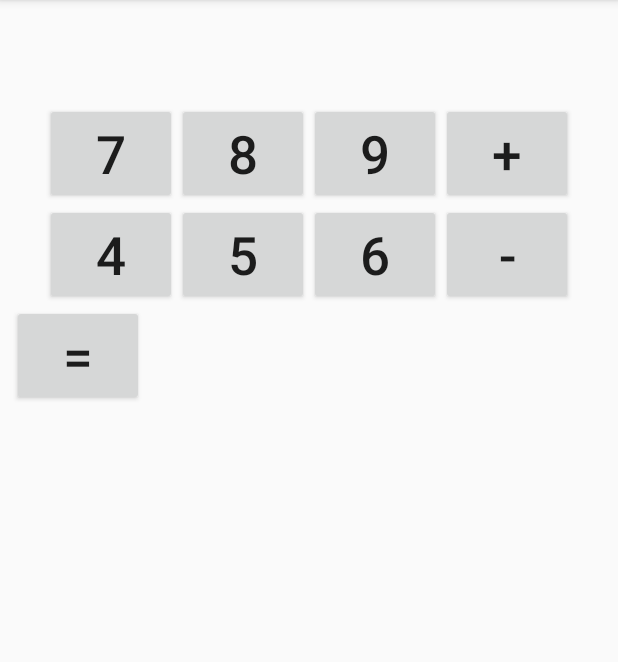
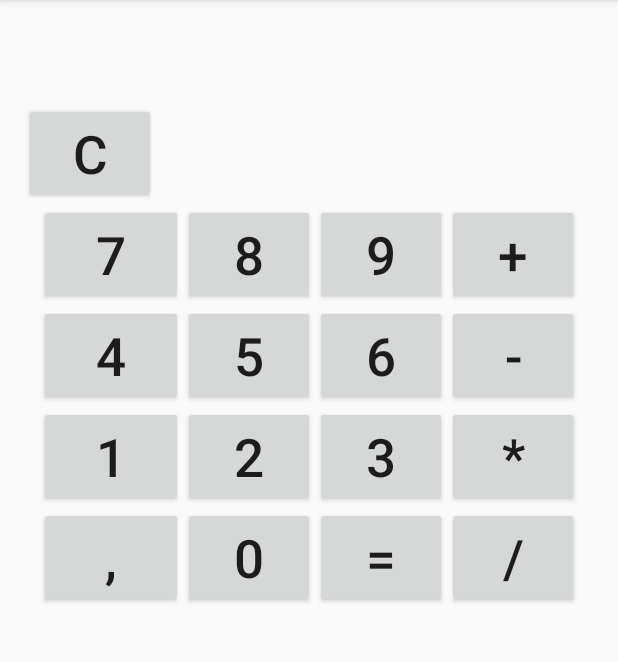
Before and after one commit to alexandergf/Calculator, an Android app: the screen it shows after launch (CalculatorActivity), on a phone screen of 412 x 824 dp, the part 84-746 px from its top. Run offline under Robolectric (Android 15) with nearby library versions, the phone set to English and light mode, and no system bars.

Commit message:
Calculadora acabada : funciona el boton de C, el de igual y el resto de botones que faltaba. Además, he arreglado los botones de tal forma que no se para en ningun momento por un error.

```diff
--- a/app/src/main/res/layout/activity_calculator.xml
+++ b/app/src/main/res/layout/activity_calculator.xml
@@ -31,6 +31,20 @@
         app:layout_constraintEnd_toEndOf="parent"
         app:layout_constraintStart_toStartOf="parent"
         app:layout_constraintTop_toBottomOf="@+id/numview">
+
+        <TableRow
+            android:layout_width="match_parent"
+            android:layout_height="match_parent">
+
+            <Button
+                android:id="@+id/btn_reset"
+                android:layout_width="wrap_content"
+                android:layout_height="wrap_content"
+                android:layout_marginLeft="8dp"
+                android:onClick="onClickReset"
+                android:text="c"
+                android:textSize="35sp" />
+        </TableRow>
 
         <TableRow
             android:layout_width="match_parent"
@@ -110,11 +124,62 @@
 
         <TableRow
             android:layout_width="match_parent"
-            android:layout_height="match_parent" />
+            android:layout_height="match_parent"
+            android:gravity="center_horizontal">
+
+            <Button
+                android:id="@+id/btn_1"
+                android:layout_width="wrap_content"
+                android:layout_height="wrap_content"
+                android:onClick="onClickDigit"
+                android:text="1"
+                android:textSize="35sp" />
+
+            <Button
+                android:id="@+id/btn_2"
+                android:layout_width="wrap_content"
+                android:layout_height="wrap_content"
+                android:onClick="onClickDigit"
+                android:text="2"
+                android:textSize="35sp" />
+
+            <Button
+                android:id="@+id/btn_3"
+                android:layout_width="wrap_content"
+                android:layout_height="wrap_content"
+                android:onClick="onClickDigit"
+                android:text="3"
+                android:textSize="35sp" />
+
+            <Button
+                android:id="@+id/btn_multi"
+                android:layout_width="wrap_content"
+                android:layout_height="wrap_content"
+                android:onClick="onClickOperator"
+                android:text="*"
+                android:textSize="35sp" />
+        </TableRow>
 
         <TableRow
             android:layout_width="match_parent"
-            android:layout_height="match_parent" >
+            android:layout_height="match_parent"
+            android:gravity="center_horizontal">
+
+            <Button
+                android:id="@+id/btn_coma"
+                android:layout_width="wrap_content"
+                android:layout_height="wrap_content"
+                android:onClick="onClickComa"
+                android:text=","
+                android:textSize="35sp" />
+
+            <Button
+                android:id="@+id/btn_0"
+                android:layout_width="wrap_content"
+                android:layout_height="wrap_content"
+                android:onClick="onClickDigit"
+                android:text="0"
+                android:textSize="35sp" />
 
             <Button
                 android:id="@+id/btn_igual"
@@ -123,6 +188,14 @@
                 android:onClick="onClickEquals"
                 android:text="="
                 android:textSize="35sp" />
+
+            <Button
+                android:id="@+id/btn_div"
+                android:layout_width="wrap_content"
+                android:layout_height="wrap_content"
+                android:onClick="onClickOperator"
+                android:text="/"
+                android:textSize="35sp" />
         </TableRow>
     </TableLayout>
 
```
Also changed, not shown: app/src/main/java/com/example/alexandergf/calculator/CalculatorActivity.java (+43 -7 lines).
